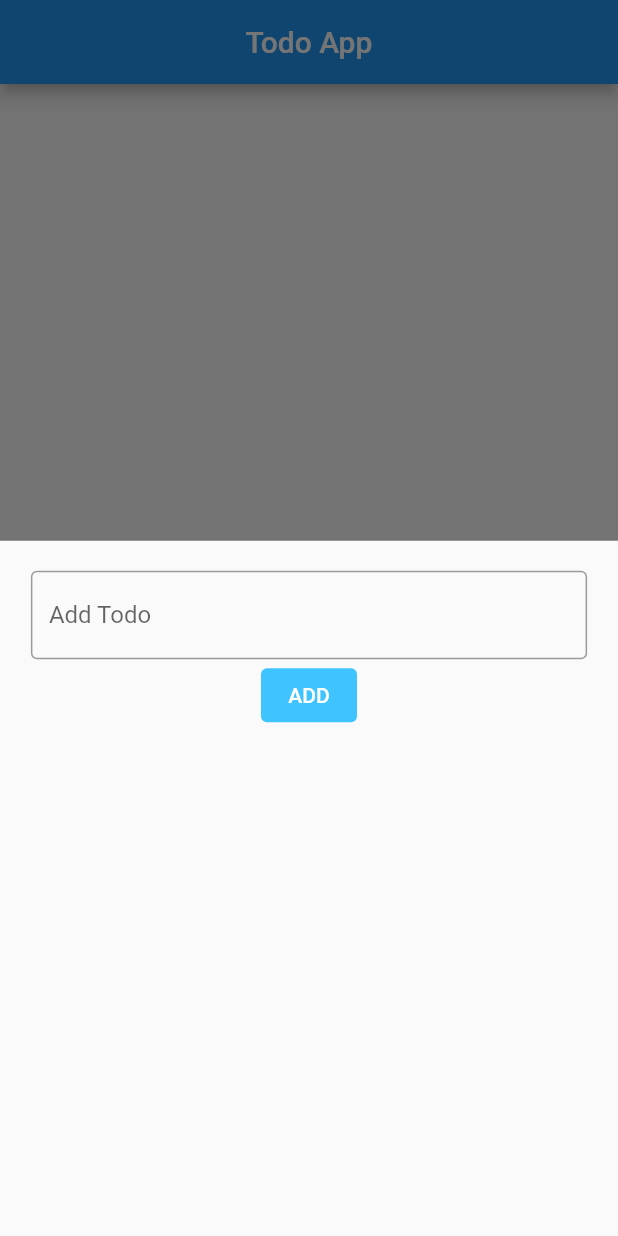
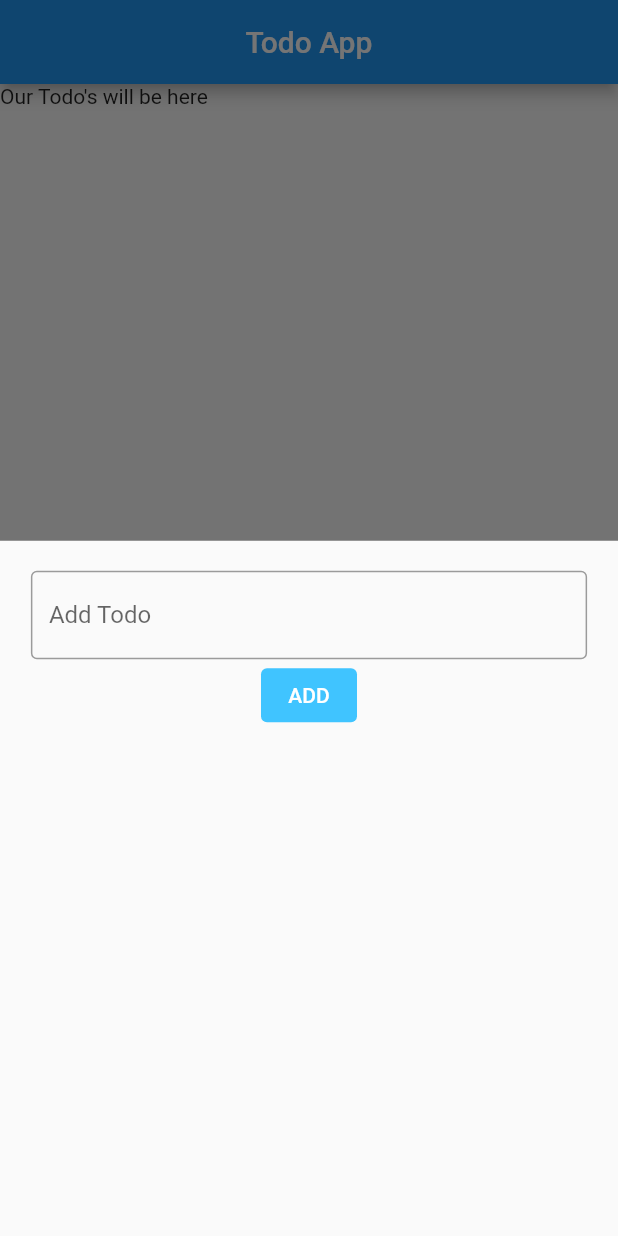
Before and after one commit to akbar030301/fire_todo, a Flutter app: the screen it shows after launch, after a tap on the "add" icon, on a phone screen of 412 x 824 dp. Run offline on Flutter 3.47's test engine with Material 2 defaults, Android fonts, the phone set to English and light mode, and no system bars; our stand-ins replace cloud_firestore, firebase_core; accounts and stored records are empty.

Commit message:
update operasions

```diff
--- a/lib/main.dart
+++ b/lib/main.dart
@@ -1,5 +1,4 @@
 import 'package:flutter/material.dart';
-
 import 'package:firebase_core/firebase_core.dart';
 import 'package:cloud_firestore/cloud_firestore.dart';
 
@@ -8,6 +7,9 @@ void main() async {
   await Firebase.initializeApp();
   runApp(const MyApp());
 }
+
+final db = FirebaseFirestore.instance;
+String? value;
 
 class MyApp extends StatelessWidget {
   const MyApp({Key? key}) : super(key: key);
@@ -41,16 +43,16 @@ class MyHomePage extends StatelessWidget {
         title: const Text('Todo App'),
         centerTitle: true,
       ),
-      body: Center(child: Text('Our Todo Will Be Here')),
+      body: Text("Our Todo's will be here"),
     );
   }
 }
 
 Widget showBottomSheet(BuildContext context) {
-  String? value;
   return Padding(
     padding: const EdgeInsets.only(top: 20),
     child: Column(
+      // mainAxisAlignment: MainAxisAlignment.center,
       children: [
         SizedBox(
           width: MediaQuery.of(context).size.width * 0.9,
@@ -70,7 +72,8 @@ Widget showBottomSheet(BuildContext context) {
                 backgroundColor:
                     MaterialStateProperty.all(Colors.lightBlueAccent)),
             onPressed: () {
-              // Todo: The Create Functionality will be here
+              db.collection('todos').add({'todo': value});
+              Navigator.pop(context);
             },
             child: const Text(
               'ADD',
```
